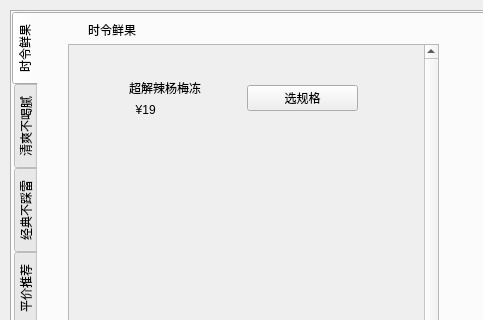
Above: user.ui from Alyssa-Zhou/qt_naicha before the change; both pictures show x 0 to 483 and y 0 to 320 of the 861 by 490 pixel window. Below: the same form after it.
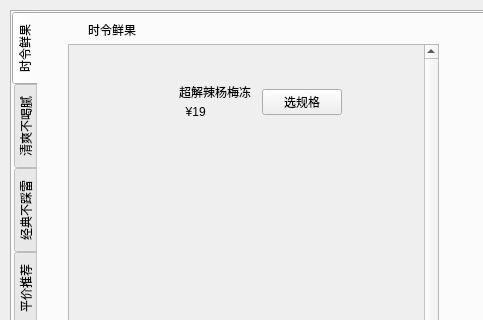
That is the form after the change.

The edit to the form file:
```diff
--- a/user.ui
+++ b/user.ui
@@ -113,16 +113,16 @@
             <height>361</height>
            </rect>
           </property>
-          <widget class="QWidget" name="layoutWidget_2">
+          <widget class="QWidget" name="">
            <property name="geometry">
             <rect>
-             <x>60</x>
-             <y>30</y>
-             <width>229</width>
-             <height>47</height>
+             <x>110</x>
+             <y>40</y>
+             <width>163</width>
+             <height>34</height>
             </rect>
            </property>
-           <layout class="QGridLayout" name="gridLayout_3">
+           <layout class="QGridLayout" name="gridLayout">
             <item row="0" column="0">
              <layout class="QFormLayout" name="formLayout_3">
               <item row="0" column="0">
```
Left out of the diff: 4 changed lines with no effect on the pictures.
